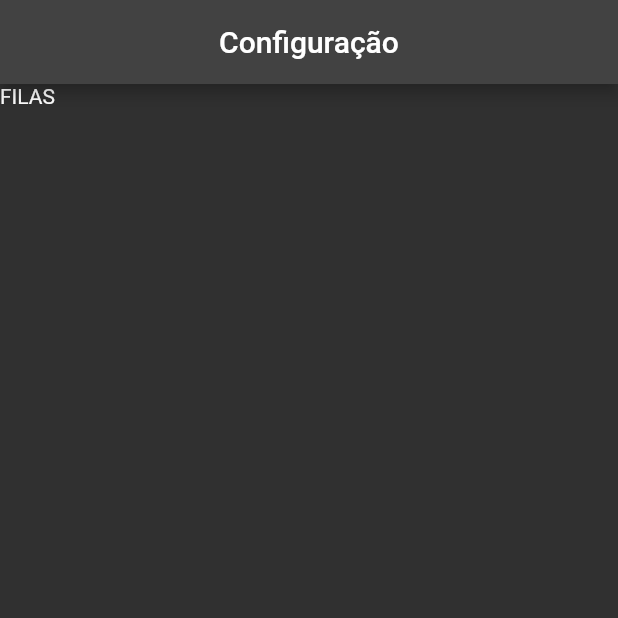
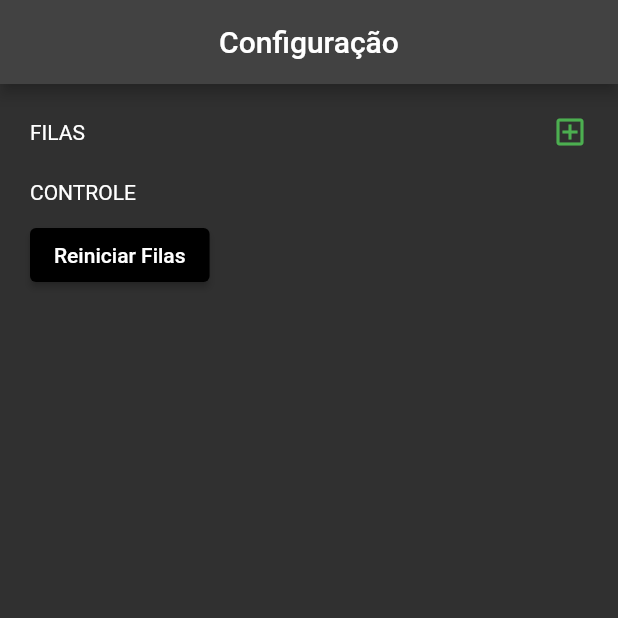
Before and after one commit to mwvarela/flutter_queue, a Flutter app: the screen it shows after launch, on a phone screen of 412 x 824 dp, the top half of it. Run offline on Flutter 3.47's test engine with Material 2 defaults, Android fonts, the phone set to English and light mode, and no system bars; our stand-ins replace bloc, cloud_firestore, firebase_core, flutter_bloc; accounts and stored records are empty.

Commit message:
Finalizando tela

```diff
--- a/lib/src/configuration/pages/configuration_page.dart
+++ b/lib/src/configuration/pages/configuration_page.dart
@@ -12,14 +12,26 @@ class ConfigurationPage extends StatelessWidget {
     final state = bloc.state;
     return Scaffold(
       appBar: AppBar(
-        title: Text('Configuração'),
+        title: const Text('Configuração'),
         centerTitle: true,
       ),
-      body: Center(
+      body: Container(
+        width: double.maxFinite,
+        height: double.maxFinite,
+        padding: const EdgeInsets.all(20.0),
         child: Column(
           crossAxisAlignment: CrossAxisAlignment.start,
           children: [
+            Row(
+              mainAxisAlignment: MainAxisAlignment.spaceBetween,
+              children: const [
                 Text('FILAS'),
+                Icon(
+                  Icons.add_box_outlined,
+                  color: Colors.green,
+                ),
+              ],
+            ),
             if (state is ConfigurationLoaded)
               ListView.builder(
                 shrinkWrap: true,
@@ -29,8 +41,23 @@ class ConfigurationPage extends StatelessWidget {
                   return ListTile(
                     title: Text('${queue.title} - ${queue.abbr}'),
                     subtitle: Text('${queue.priority} de prioridade'),
+                    trailing: const Icon(
+                      Icons.remove_circle_outline,
+                      color: Colors.red,
+                    ),
                   );
-                  })
+                },
+              ),
+            const SizedBox(height: 20.0),
+            const Text('CONTROLE'),
+            const SizedBox(height: 10.0),
+            ElevatedButton(
+              style: ElevatedButton.styleFrom(
+                primary: Colors.black,
+              ),
+              child: const Text('Reiniciar Filas'),
+              onPressed: () {},
+            )
           ],
         ),
       ),
```
Lines whose indentation alone changed are shown as unchanged.
